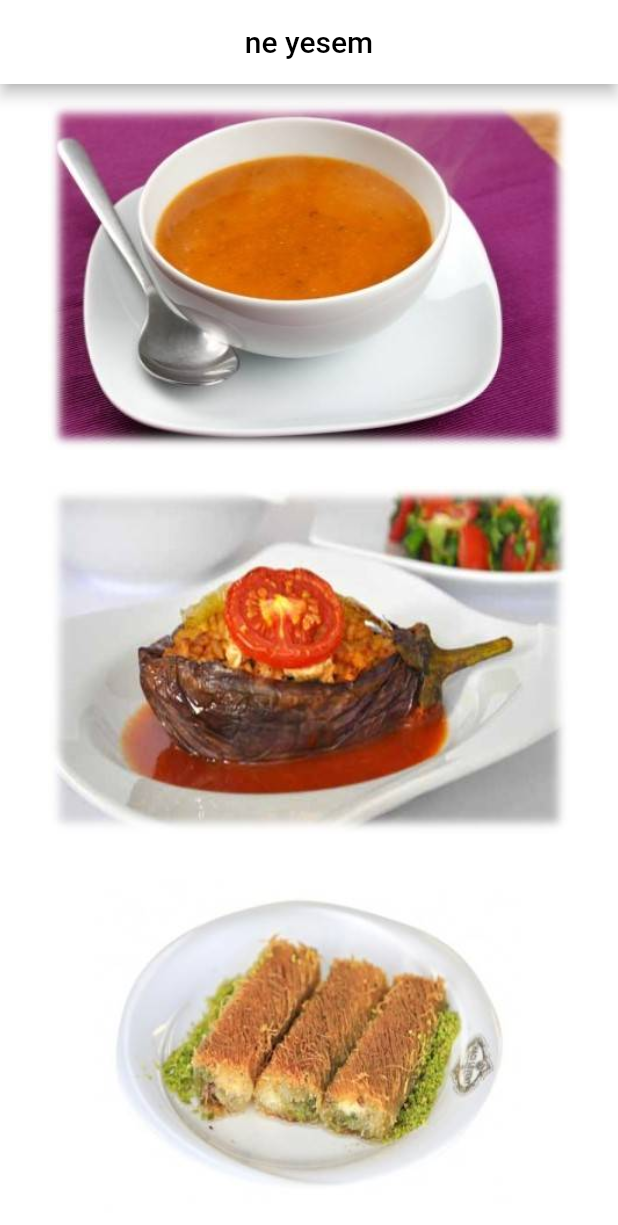
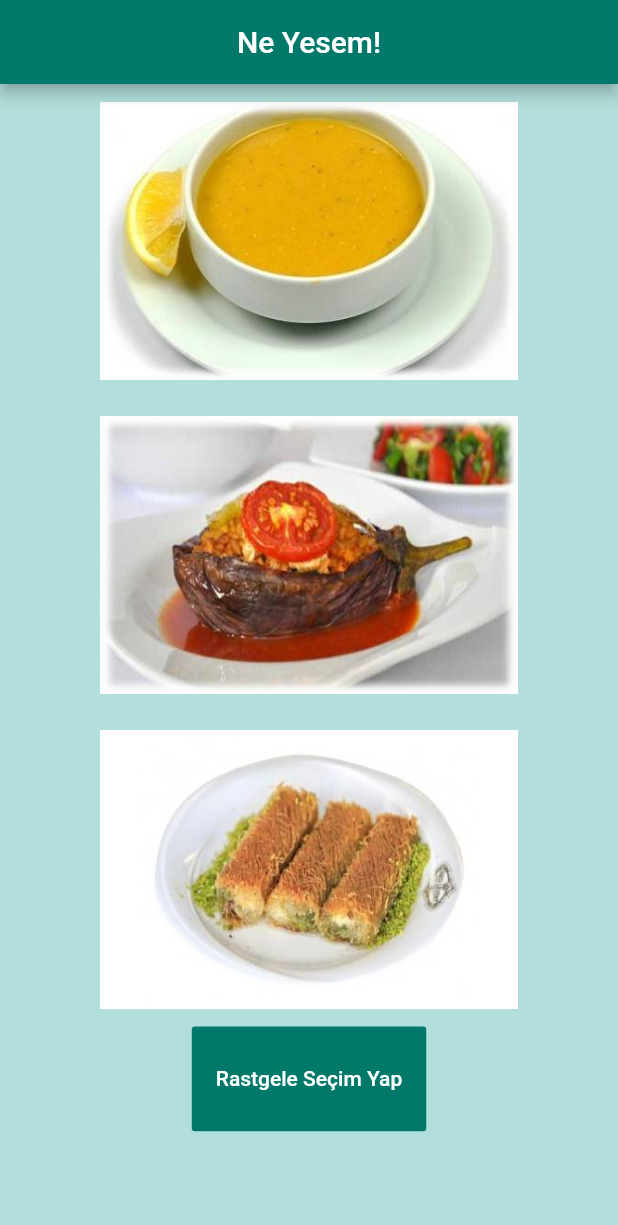
Before and after one commit to berkkaratas/flutter_ne_yesem, a Flutter app: the screen it shows after launch, on a phone screen of 412 x 824 dp. Shown: the top 1225 px of the screen. Run offline on Flutter 3.47's test engine with Material 2 defaults, Android fonts, the phone set to English and light mode, and no system bars.

Commit message:
Buttons function, styling

```diff
--- a/lib/main.dart
+++ b/lib/main.dart
@@ -1,3 +1,5 @@
+import 'dart:math';
+
 import 'package:flutter/material.dart';
 
 void main() {
@@ -11,77 +13,121 @@ class MyApp extends StatelessWidget {
   Widget build(BuildContext context) {
     return MaterialApp(
       home: Scaffold(
-          backgroundColor: Colors.white,
+        backgroundColor: Color(0xffB2DFDB),
         appBar: AppBar(
-            backgroundColor: Colors.white,
+          backgroundColor: Color(0xff00796B),
           centerTitle: true,
           title: const Text(
-              'ne yesem',
+            'Ne Yesem!',
             style: TextStyle(
-                color: Colors.black,
+              color: Colors.white,
             ),
           ),
         ),
-          body: FoodList()),
+        body: SafeArea(child: FoodList()),
+      ),
     );
   }
 }
 
-class FoodList extends StatelessWidget {
-  int corbaNo = 2;
+class FoodList extends StatefulWidget {
+  const FoodList({Key? key}) : super(key: key);
+
+  @override
+  _FoodListState createState() => _FoodListState();
+}
+
+class _FoodListState extends State<FoodList> {
+  int corbaNo = 1;
   int tatliNo = 1;
   int yemekNo = 1;
-
   @override
   Widget build(BuildContext context) {
     return Center(
       child: Column(
         children: [
           Expanded(
+            flex: 3,
             child: Padding(
               padding: const EdgeInsets.all(12.0),
               child: FlatButton(
-                highlightColor: Colors.white,
-                splashColor: Colors.white,
+                highlightColor: Color(0xffB2DFDB),
+                splashColor: Color(0xffB2DFDB),
                 onPressed: () {
-                  print('corba tiklandi');
+                  setState(() {
                     if (corbaNo < 5) {
                       corbaNo++;
                     } else {
                       corbaNo = 1;
                     }
-                  print(corbaNo);
+                  });
                 },
                 child: Image.asset('assets/corba_$corbaNo.jpg'),
               ),
             ),
           ),
           Expanded(
+            flex: 3,
             child: Padding(
               padding: const EdgeInsets.all(12.0),
               child: FlatButton(
-                highlightColor: Colors.white,
-                splashColor: Colors.white,
+                highlightColor: Color(0xffB2DFDB),
+                splashColor: Color(0xffB2DFDB),
                 onPressed: () {
-                  print('yemek tiklandi');
+                  setState(() {
+                    if (yemekNo < 5) {
+                      yemekNo++;
+                    } else {
+                      yemekNo = 1;
+                    }
+                  });
                 },
                 child: Image.asset('assets/yemek_$yemekNo.jpg'),
               ),
             ),
           ),
           Expanded(
+            flex: 3,
             child: Padding(
               padding: const EdgeInsets.all(12.0),
               child: FlatButton(
-                highlightColor: Colors.white,
-                splashColor: Colors.white,
+                highlightColor: Color(0xffB2DFDB),
+                splashColor: Color(0xffB2DFDB),
                 onPressed: () {
-                  print('tatli tiklandi');
+                  setState(() {
+                    if (tatliNo < 5) {
+                      tatliNo++;
+                    } else {
+                      tatliNo = 1;
+                    }
+                  });
                 },
                 child: Image.asset('assets/tatli_$tatliNo.jpg'),
               ),
             ),
           ),
+          Expanded(
+            flex: 1,
+            child: FlatButton(
+              highlightColor: Color(0xff009688),
+              splashColor: Color(0xff009688),
+              color: Color(0xff00796B),
+              onPressed: () {
+                setState(() {
+                  corbaNo = Random().nextInt(5) + 1;
+                  tatliNo = Random().nextInt(5) + 1;
+                  yemekNo = Random().nextInt(5) + 1;
+                });
+              },
+              child: const Text(
+                'Rastgele Seçim Yap',
+                style: TextStyle(
+                  color: Colors.white,
+                ),
+              ),
+            ),
+          ),
+          const Expanded(child: SizedBox())
         ],
       ),
     );
```
Lines whose indentation alone changed are shown as unchanged.
